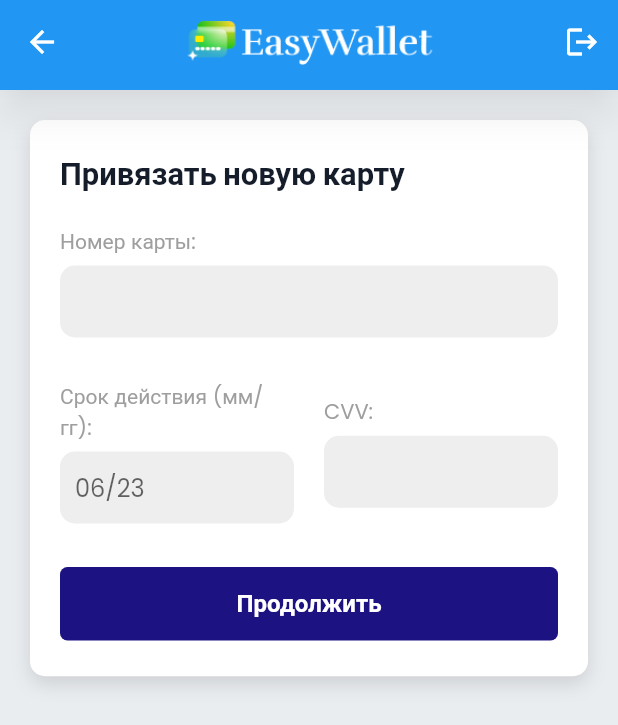
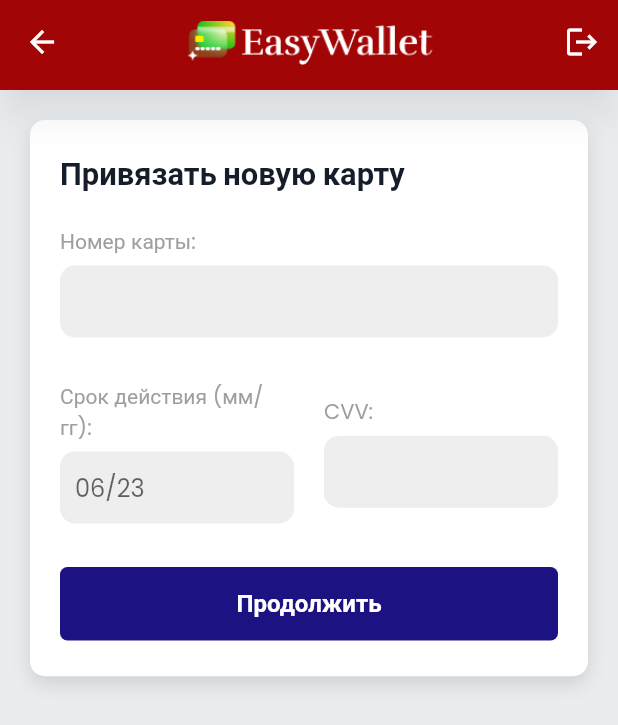
Before and after one commit to MadikDotNet/HCB-Hackathon, a Flutter app: the AddNewCardScreen screen opened directly, on a phone screen of 412 x 824 dp. Shown: the top 725 px of the screen. Run offline on Flutter 3.47's test engine with Material 2 defaults, Android fonts, the light colour scheme and no system bars; our stand-ins replace equatable, flutter_bloc, flutter_screenutil, flutter_secure_storage, formz, get_it and 2 more; accounts and stored records are empty.

Commit message:
[edit] color custom app bar

```diff
--- a/lib/home/views/custom_app_bar.dart
+++ b/lib/home/views/custom_app_bar.dart
@@ -17,6 +17,7 @@ class CustomAppBar extends StatelessWidget {
       centerTitle: true,
       shadowColor: kShadowColor1,
       elevation: 10,
+      backgroundColor: Color(0xFFA10505),
       title: Image(
         image: AssetImage('assets/images/logo.png'),
         width: size.width * 0.4,
```
